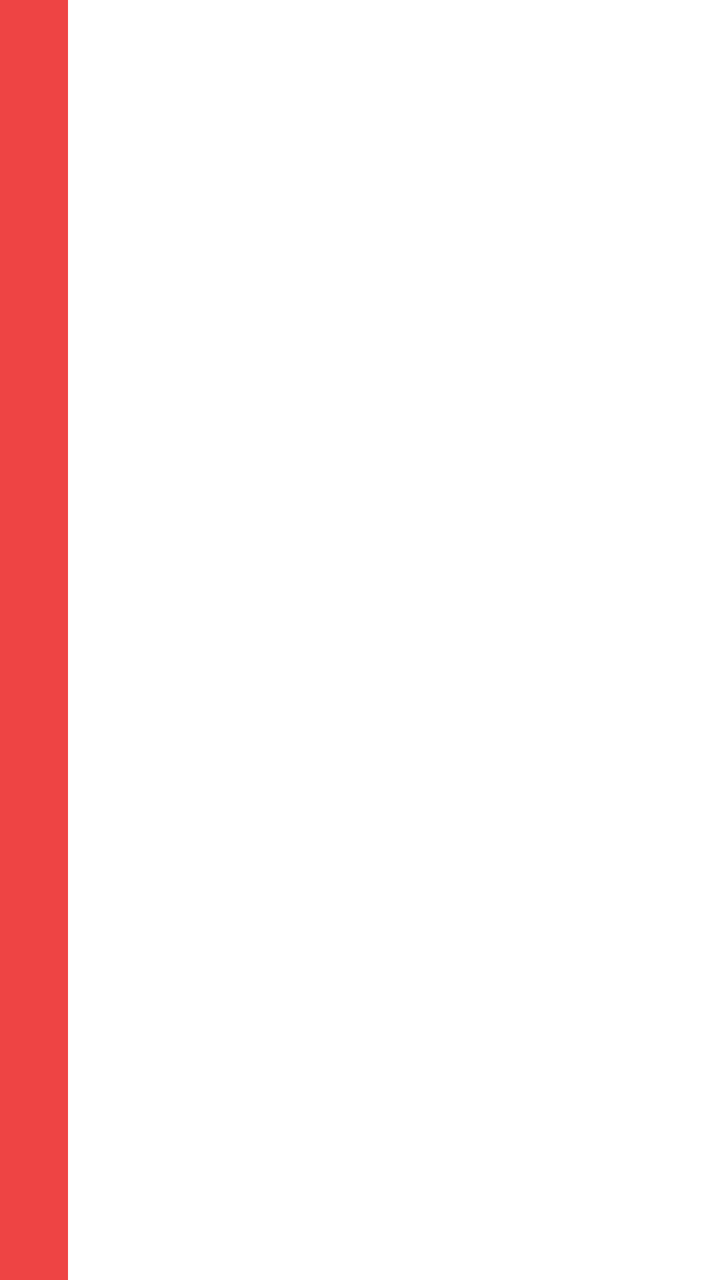
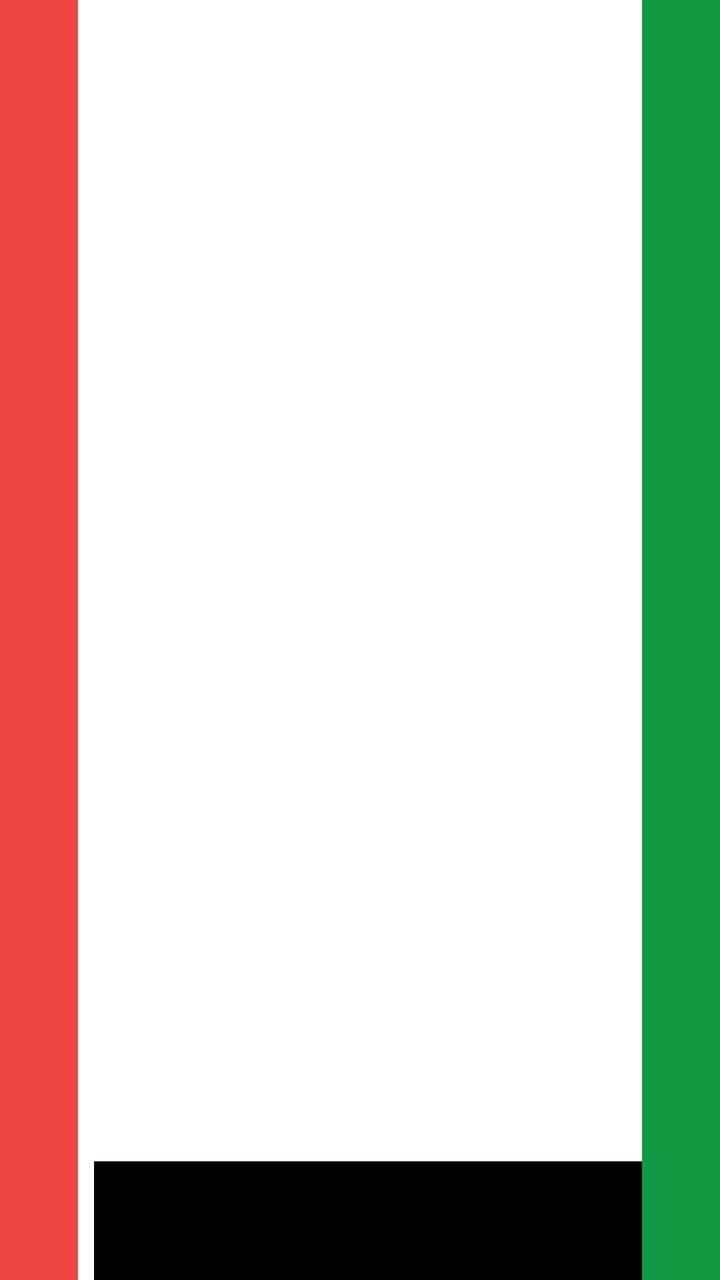

Before-and-after screenshots of an Android layout around one commit, followed by the original layout XML and the change that was made.
<!-- AndroidManifest.xml: application theme AppTheme -->
<!-- res/layout/item_index.xml -->
<?xml version="1.0" encoding="utf-8"?>
<GridLayout
    xmlns:android="http://schemas.android.com/apk/res/android"
    android:id="@+id/spawn_item_view"
    android:layout_width="match_parent"
    android:layout_height="wrap_content"
    android:orientation="horizontal"
    android:rowCount="3"
    android:columnCount="4"
    android:layout_margin="1dp"
    android:background="#fff">

    <FrameLayout
        android:id="@+id/index_remove_view"
        android:layout_width="34dp"
        android:layout_height="match_parent"
        android:layout_row="0"
        android:layout_column="0"
        android:gravity="center"
        android:textSize="@dimen/text_size_paragraph_title"
        android:background="@color/colorAttention"
        android:textColor="#fff"
        android:textStyle="bold"
        android:text="@string/symbol_decrement_button"/>

    <TextView
        android:id="@+id/spawn_item_primary"
        android:layout_width="match_parent"
        android:layout_height="wrap_content"
        android:layout_row="0"
        android:layout_column="1"
        android:layout_margin="4dp"
        android:textSize="@dimen/text_size_paragraph_title"
        android:textAppearance="?attr/textAppearanceListItem" />

    <TextView
        android:id="@+id/spawn_item_secondary"
        android:layout_width="match_parent"
        android:layout_height="wrap_content"
        android:layout_row="1"
        android:layout_column="1"
        android:layout_margin="4dp"
        android:textAppearance="?attr/textAppearanceListItem" />

    <TextView
        android:id="@+id/spawn_item_tertiary"
        android:layout_width="match_parent"
        android:layout_height="wrap_content"
        android:layout_row="2"
        android:layout_column="1"
        android:layout_margin="4dp"
        android:textAppearance="?attr/textAppearanceListItem" />

    <RelativeLayout
        android:layout_width="wrap_content"
        android:layout_height="match_parent"
        android:layout_row="2"
        android:layout_column="2"
        android:background="#000"
        android:gravity="end">

        <ImageView
            android:id="@+id/spawn_item_logo"
            android:layout_width="wrap_content"
            android:layout_height="match_parent"
            android:adjustViewBounds="true"
            android:contentDescription="@string/description_charity_logo"/>

    </RelativeLayout>

    <FrameLayout
        android:id="@+id/index_add_view"
        android:layout_width="34dp"
        android:layout_height="match_parent"
        android:layout_row="0"
        android:layout_column="3"
        android:gravity="center"
        android:textSize="@dimen/text_size_paragraph_title"
        android:background="@color/colorConversionDark"
        android:textColor="#fff"
        android:textStyle="bold"
        android:text="+"/>

</GridLayout>
<!-- resources referenced by this layout -->
<resources>
  <color name="colorAttention">#EE4444</color>
  <color name="colorConversionDark">#119944</color>
  <dimen name="text_size_paragraph_title">20sp</dimen>
  <string name="description_charity_logo">This is the logo that corresponds to the listed charity</string>
  <string name="symbol_decrement_button">—</string>
  <style name="AppTheme" parent="Theme.AppCompat.Light.DarkActionBar">
          <item name="colorPrimary">@color/colorPrimary</item>
          <item name="colorPrimaryDark">@color/colorPrimaryDark</item>
          <item name="colorAccent">@color/colorAccent</item>
          <item name="popupMenuStyle">@style/AppTheme.PopupOverlay</item>
      </style>
  <color name="colorPrimary">#00B0FF</color>
  <color name="colorPrimaryDark">#0081CB</color>
  <color name="colorAccent">#F7BA28</color>
  <style name="AppTheme.PopupOverlay" parent="@android:style/Widget.PopupMenu">
          <item name="android:background">@color/colorPrimary</item>
      </style>
</resources>

<!-- the commit's change to res/layout/item_index.xml (unified diff, before → after) -->
@@ -4,7 +4,7 @@
     android:id="@+id/spawn_item_view"
     android:layout_width="match_parent"
     android:layout_height="wrap_content"
-    android:orientation="horizontal"
+    android:orientation="vertical"
     android:rowCount="3"
     android:columnCount="4"
     android:layout_margin="1dp"
@@ -12,10 +12,11 @@
 
     <FrameLayout
         android:id="@+id/index_remove_view"
-        android:layout_width="34dp"
-        android:layout_height="match_parent"
         android:layout_row="0"
         android:layout_column="0"
+        android:layout_columnWeight=".1"
+        android:layout_rowSpan="3"
+        android:layout_gravity="fill"
         android:gravity="center"
         android:textSize="@dimen/text_size_paragraph_title"
         android:background="@color/colorAttention"
@@ -25,18 +26,17 @@
 
     <TextView
         android:id="@+id/spawn_item_primary"
-        android:layout_width="match_parent"
-        android:layout_height="wrap_content"
         android:layout_row="0"
         android:layout_column="1"
+        android:layout_columnWeight=".7"
+        android:layout_columnSpan="2"
+        android:layout_gravity="fill"
         android:layout_margin="4dp"
         android:textSize="@dimen/text_size_paragraph_title"
         android:textAppearance="?attr/textAppearanceListItem" />
 
     <TextView
         android:id="@+id/spawn_item_secondary"
-        android:layout_width="match_parent"
-        android:layout_height="wrap_content"
         android:layout_row="1"
         android:layout_column="1"
         android:layout_margin="4dp"
@@ -44,36 +44,31 @@
 
     <TextView
         android:id="@+id/spawn_item_tertiary"
-        android:layout_width="match_parent"
-        android:layout_height="wrap_content"
         android:layout_row="2"
         android:layout_column="1"
         android:layout_margin="4dp"
         android:textAppearance="?attr/textAppearanceListItem" />
 
     <RelativeLayout
-        android:layout_width="wrap_content"
-        android:layout_height="match_parent"
-        android:layout_row="2"
+        android:layout_row="1"
         android:layout_column="2"
+        android:layout_columnWeight=".1"
+        android:layout_rowSpan="2"
+        android:layout_gravity="fill"
         android:background="#000"
         android:gravity="end">
 
-        <ImageView
-            android:id="@+id/spawn_item_logo"
-            android:layout_width="wrap_content"
-            android:layout_height="match_parent"
-            android:adjustViewBounds="true"
-            android:contentDescription="@string/description_charity_logo"/>
+
 
     </RelativeLayout>
 
     <FrameLayout
         android:id="@+id/index_add_view"
-        android:layout_width="34dp"
-        android:layout_height="match_parent"
         android:layout_row="0"
         android:layout_column="3"
+        android:layout_columnWeight=".1"
+        android:layout_gravity="fill"
+        android:layout_rowSpan="3"
         android:gravity="center"
         android:textSize="@dimen/text_size_paragraph_title"
         android:background="@color/colorConversionDark"
<!-- resource entries referenced after the edit -->
@@ -3,7 +3,6 @@
   <color name="colorAttention">#EE4444</color>
   <color name="colorConversionDark">#119944</color>
   <dimen name="text_size_paragraph_title">20sp</dimen>
-  <string name="description_charity_logo">This is the logo that corresponds to the listed charity</string>
   <string name="symbol_decrement_button">—</string>
   <style name="AppTheme" parent="Theme.AppCompat.Light.DarkActionBar">
           <item name="colorPrimary">@color/colorPrimary</item>
